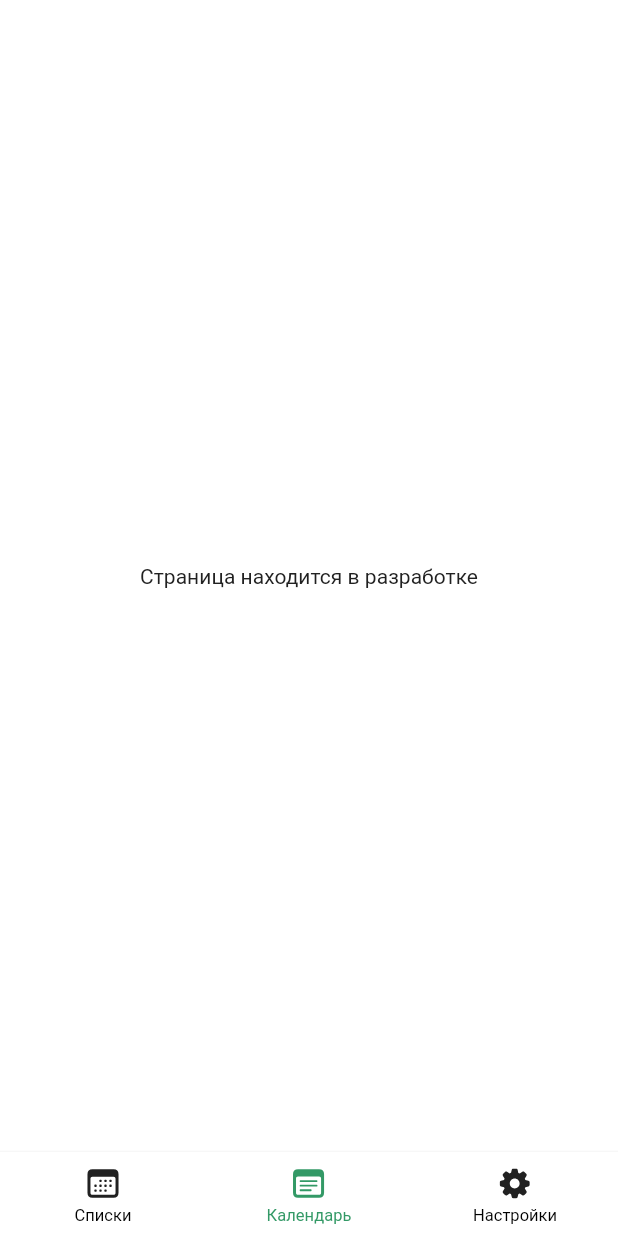
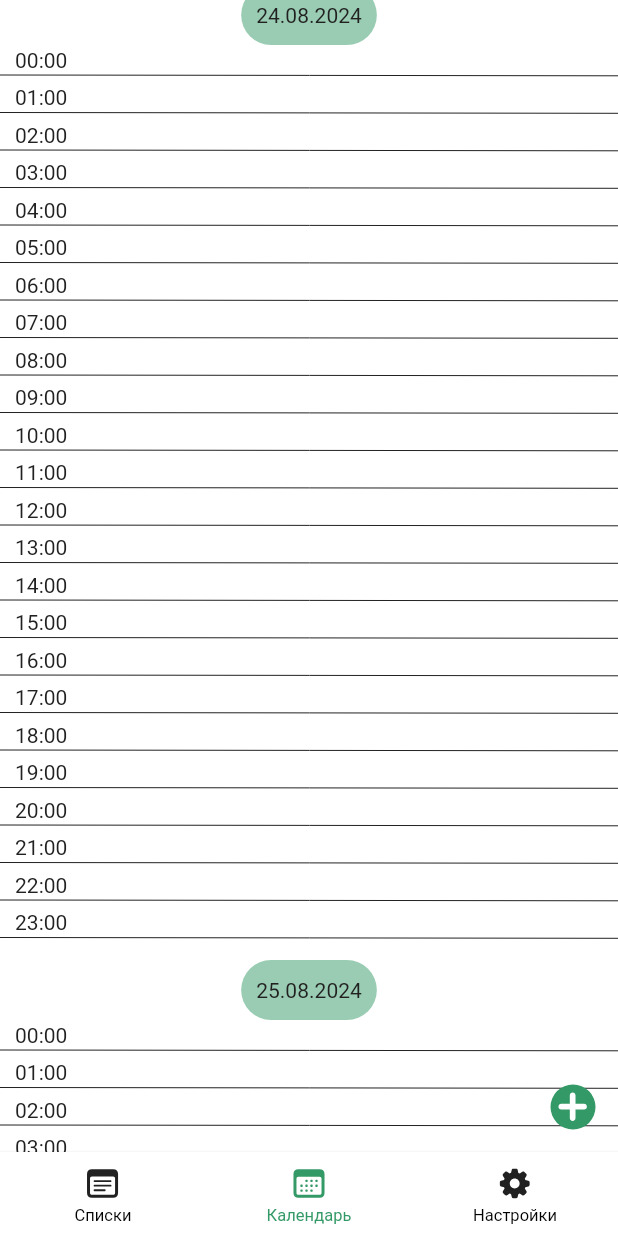
Before and after one commit to qoiu/task_calendar, a Flutter app: the screen it shows after launch, item 2 of the bottom bar chosen, on a phone screen of 412 x 824 dp. Run offline on Flutter 3.47's test engine with Material 3 defaults, Android fonts, the phone set to English and light mode, and no system bars; our stand-ins replace flutter_svg; generated files the repository leaves out were written again.

Commit message:
start main_custom_list_screen.dart

```diff
--- /dev/null
+++ b/lib/components/svg_button.dart
@@ -0,0 +1,54 @@
+import 'package:flutter/material.dart';
+import 'package:flutter_svg/flutter_svg.dart';
+
+class SvgButton extends StatelessWidget {
+  final String asset;
+  final EdgeInsets? padding;
+  final EdgeInsets? clickableExtra;
+  final double size;
+  final Function() action;
+  final BoxShape? shape;
+  final Color? color;
+  final Color? backgroundColor;
+  final bool isLoading;
+  final bool isEnable;
+  final double indicatorWidth;
+
+  const SvgButton(this.asset, this.action,
+      {super.key,
+        this.size = 30,
+        this.padding,
+        this.backgroundColor,
+        this.color,
+        this.shape,
+        this.clickableExtra,
+        this.isLoading = false,
+        this.isEnable = true,
+        this.indicatorWidth = 2});
+
+  @override
+  Widget build(BuildContext context) {
+    return Opacity(opacity: isEnable?1:0.5, child: Material(
+      color: backgroundColor ?? Theme.of(context).colorScheme.primary,
+      borderRadius: BorderRadius.circular(size),
+      child: InkWell(
+        onTap: isEnable?action:null,
+        borderRadius: BorderRadius.circular(size),
+        child: Container(
+          padding: clickableExtra ?? EdgeInsets.zero,
+          child: Container(
+            width: size,
+            height: size,
+            padding: padding ?? const EdgeInsets.all(5),
+            child: isLoading
+                ? CircularProgressIndicator(strokeWidth: indicatorWidth, color: color??Theme.of(context).colorScheme.onPrimary)
+                : SvgPicture.asset(
+              asset,
+              colorFilter: color!=null?ColorFilter.mode(color!, BlendMode.srcATop):null,
+            ),
+          ),
+        ),
+      ),
+    ));
+  }
+}
--- /dev/null
+++ b/lib/screens/lists/main_custom_list_screen.dart
@@ -0,0 +1,158 @@
+import 'package:flutter/material.dart';
+import 'package:task_calendar/components/svg_button.dart';
+import 'package:task_calendar/screens/lists/components/list_date_time_item.dart';
+import 'package:task_calendar/utils/utils.dart';
+
+class MainCustomListScreen extends StatefulWidget {
+  const MainCustomListScreen({super.key});
+
+  @override
+  State<MainCustomListScreen> createState() => _MainCustomListScreenState();
+}
+
+class _MainCustomListScreenState extends State<MainCustomListScreen> {
+  double yOffset=0.0;
+  double extraOffset=0.0;
+  DateTime currentDate = DateTime.now();
+
+  @override
+  Widget build(BuildContext context) {
+    return Stack(
+      children: [
+        GestureDetector(
+          onVerticalDragUpdate: (drag){
+            yOffset += drag.delta.dy;
+            yOffset.toString().dpRed();
+            setState(() {});
+          },
+          child: Container(
+            color: Colors.transparent,
+            width: double.maxFinite,
+            height: double.maxFinite,
+            child: Transform.translate(
+              offset: Offset(0, extraOffset),
+              child: CustomPaint(
+                painter: ListPainter(
+                  times: List.generate(6, (i){
+                    return ListDateTimeItem(formatDate.format(currentDate.add(Duration(days: i-1))));
+                  }),
+                  yOffset: yOffset,
+                  extraOffset: extraOffset
+                ),
+              ),
+            ),
+          ),
+        ),
+        Container(
+          alignment: Alignment.bottomRight,
+          padding: const EdgeInsets.all(15),
+          child: SvgButton(
+            'assets/svg/ic_plus.svg', (){
+              setState(() {
+                setState(() {
+                  extraOffset-=100;
+                  extraOffset.toString().dpYellow().print();
+                });
+              });
+          }
+          ),
+        )
+      ],
+    );
+  }
+}
+
+class ListPainter extends CustomPainter{
+  final List<ListDateTimeItem> times;
+  final double yOffset;
+  final double extraOffset;
+
+  ListPainter({required this.times, required this.yOffset, required this.extraOffset});
+
+  @override
+  void paint(Canvas canvas, Size size) {
+    drawDates(canvas, size);
+  }
+
+  drawDates(Canvas canvas, Size size){
+    Paint paint = Paint()
+      ..color = getColorScheme().primary.withOpacity(0.5)
+      ..style = PaintingStyle.fill;
+    Paint linePaint = Paint()
+      ..color = getColorScheme().onPrimary;
+    double nextItemH=0.0;
+    double firstDateOffset=0.0;
+    times.first.date.dpGreen().print();
+    for (var date in times) {
+      var index = times.indexOf(date);
+
+
+      TextPainter textPainter = TextPainter(
+        text: TextSpan(
+          text: date.date,
+          style: getTextStyle().bodyMedium,
+        ),
+        textAlign: TextAlign.left,
+        textDirection: TextDirection.ltr,
+      );
+      textPainter.layout();
+      double textWidth = textPainter.width;
+      double textHeight = textPainter.height;
+
+
+
+      RRect rRect = RRect.fromRectAndRadius(
+        Rect.fromLTWH((size.width-textWidth)/2-10, yOffset+nextItemH-10, textWidth+20, textHeight+20),
+        const Radius.circular(20),
+      );
+      canvas.drawRRect(rRect, paint);
+
+      textPainter.paint(canvas, Offset(
+        (size.width - textWidth) / 2,
+        yOffset+nextItemH,
+      ));
+
+      date.date;
+      nextItemH+=textHeight+10;
+      for (var time in List.generate(24, (i)=>'${i.toString().padLeft(2,'0')}:00')) {
+        TextPainter textPainter = TextPainter(
+          text: TextSpan(
+            text: time,
+            style: getTextStyle().bodyMedium,
+          ),
+          textAlign: TextAlign.left,
+          textDirection: TextDirection.ltr,
+        );
+        textPainter.layout();
+        double textWidth = textPainter.width;
+        double textHeight = textPainter.height;
+
+        textPainter.paint(canvas, Offset(10, yOffset+nextItemH));
+        nextItemH+=textHeight;
+        canvas.drawLine(Offset(0, yOffset+nextItemH), Offset(size.height,yOffset+nextItemH+1), linePaint);
+        nextItemH+=5;
+        if(yOffset+nextItemH>size.height+100){
+          '${yOffset+nextItemH}>${size.height+100}'.dpRed().print();
+          break;
+        }
+      }
+      if(yOffset+nextItemH>size.height+100) {
+        "${date.date} - break".dpRed().print();
+        break;
+      }
+      nextItemH+=20;
+      if(index==0){
+        firstDateOffset=nextItemH;
+      }
+    }
+    canvas.save();
+    'firstDateOffset: $firstDateOffset'.dpBlue().print();
+
+    canvas.translate(0, yOffset+extraOffset);
+    canvas.restore();
+  }
+
+  @override
+  bool shouldRepaint(covariant CustomPainter oldDelegate) => true;
+
+}
--- a/lib/screens/main_app_screen.dart
+++ b/lib/screens/main_app_screen.dart
@@ -1,6 +1,8 @@
 import 'package:flutter/foundation.dart';
 import 'package:flutter/material.dart';
 import 'package:flutter_svg/svg.dart';
+import 'package:task_calendar/screens/lists/main_custom_list_screen.dart';
+import 'package:task_calendar/screens/lists/main_list_screen.dart';
 import 'package:task_calendar/screens/stub_screen.dart';
 import 'package:task_calendar/utils/enum/screen_tag.dart';
 import 'package:task_calendar/utils/utils.dart';
@@ -30,16 +32,16 @@ class _MainAppPage extends State<MainAppPage> {
   void initTabs() {
     tabs = [
       TabItem(
-          icon: "assets/svg/menu_calendar.svg",
+          icon: "assets/svg/menu_lists.svg",
           title: () => getString().menu_lists,
           tag: ScreenTag.MAIN_LISTS.name,
-          screenBuilder: (context) => const StubScreen('Main_lists'),
+          screenBuilder: (context) => const MainListScreen(),
           index: 0),
       TabItem(
-          icon: "assets/svg/menu_lists.svg",
+          icon: "assets/svg/menu_calendar.svg",
           title: () => getString().menu_calendar,
           tag: ScreenTag.MAIN_CALENDAR.name,
-          screenBuilder: (context) => StubScreen(getString().page_develop),
+          screenBuilder: (context) => const MainCustomListScreen(),
           index: 1),
       TabItem(
           icon: "assets/svg/menu_settings.svg",
@@ -96,7 +98,8 @@ class _MainAppPage extends State<MainAppPage> {
               showUnselectedLabels: true,
               type: BottomNavigationBarType.fixed,
             ),
-      body: Stack(
+      body: SafeArea(
+        child: Stack(
           children: [
             IndexedStack(
                 index: currentIndex,
@@ -113,6 +116,7 @@ class _MainAppPage extends State<MainAppPage> {
                   : Container(),
             ),
           ],
+        ),
       ),
     );
   }
```
Also changed, not shown: lib/models/date_details.dart (added, +8 -0 lines), lib/models/task.dart (added, +7 -0 lines), lib/screens/lists/components/list_date_item.dart (added, +22 -0 lines), lib/screens/lists/components/list_date_time_item.dart (added, +23 -0 lines), lib/screens/lists/components/list_time_Item.dart (added, +24 -0 lines), lib/screens/lists/main_list_screen.dart (added, +21 -0 lines), lib/utils/utils.dart (+15 -0 lines), assets/svg/ic_plus.svg (added). Lines whose indentation alone changed are shown as unchanged.
